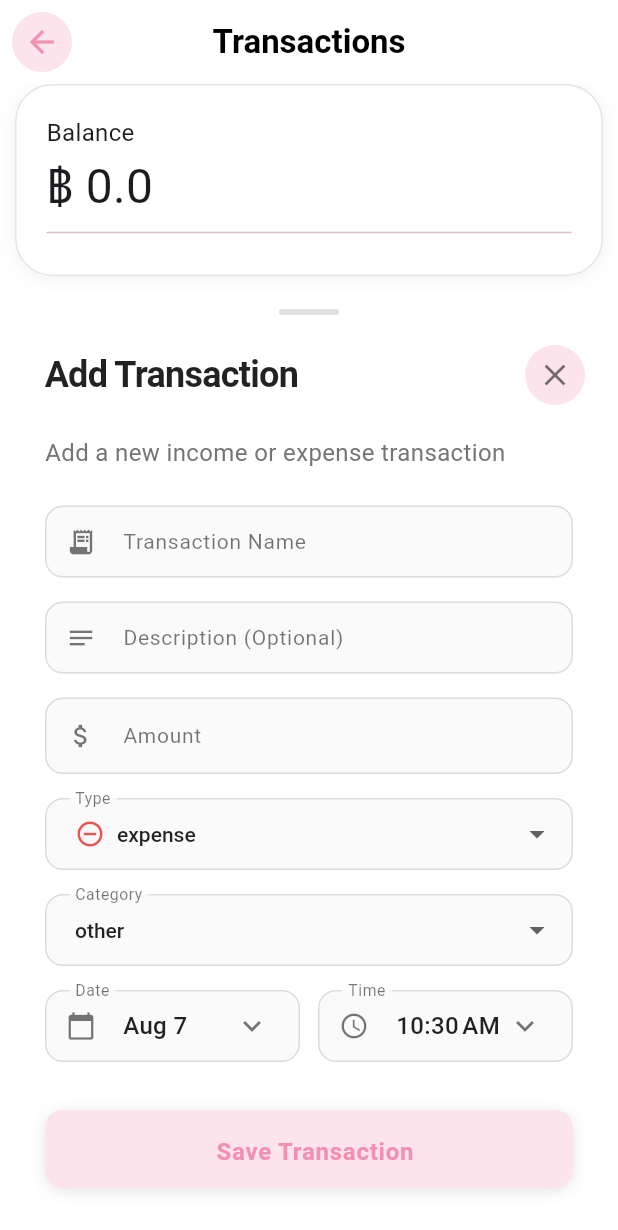
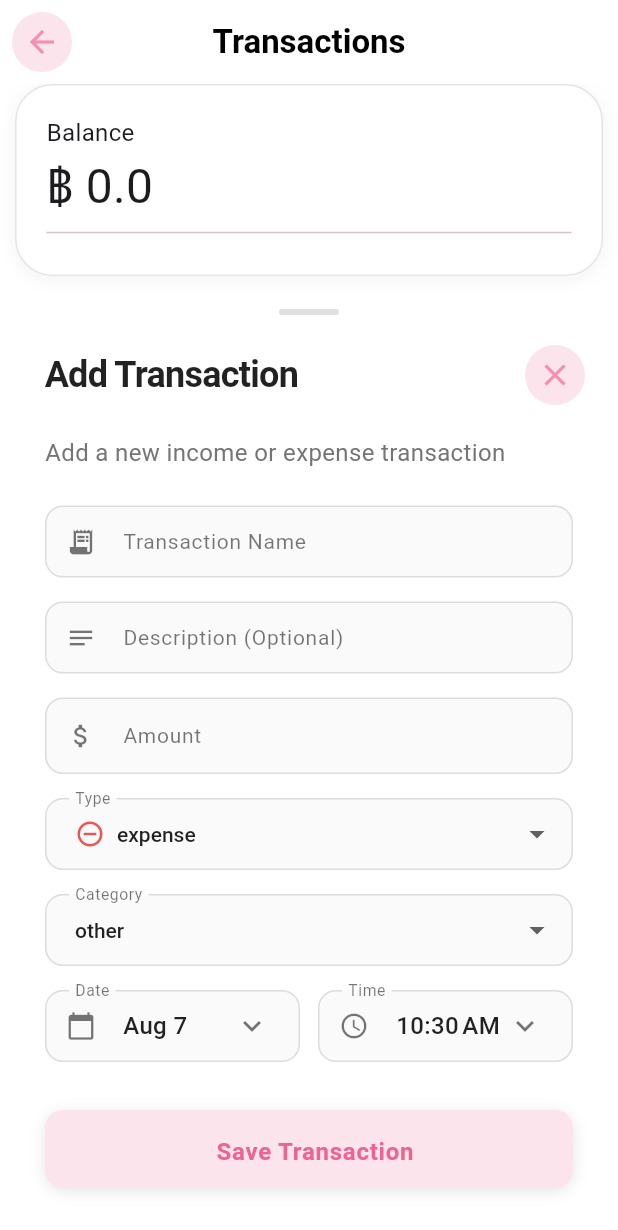
Before and after one commit to Apisit250aps/SavingQuests, a Flutter app: the TransactionsView screen opened directly, on a phone screen of 412 x 824 dp. Shown: the top 1230 px of the screen. Run offline on Flutter 3.47's test engine with Material 3 defaults, Android fonts, the phone set to English and light mode, and no system bars; our stand-ins replace get, google_fonts, hive, hive_flutter, phosphor_flutter; accounts and stored records are empty; Roboto replaces fonts that are missing (Itim).

Commit message:
fix: unknown

```diff
--- a/lib/components/app/transaction/transaction_form.dart
+++ b/lib/components/app/transaction/transaction_form.dart
@@ -169,6 +169,7 @@ class TransactionFormController extends GetxController {
     if (isEditMode) {
       Get.dialog(
         AlertDialog(
+          backgroundColor: Colors.white,
           title: const Text('Delete Transaction'),
           content: const Text(
             'Are you sure you want to delete this transaction? This action cannot be undone.',
@@ -179,7 +180,7 @@ class TransactionFormController extends GetxController {
           actions: [
             TextButton(
               onPressed: () => Get.back(),
-              child: const Text('Cancel'),
+              child: Text('Cancel', style: TextStyle(color: Colors.black)),
             ),
             ElevatedButton(
               onPressed: () {
@@ -272,7 +273,7 @@ class TransactionForm extends StatelessWidget {
                 if (controller.isEditMode)
                   IconButton(
                     onPressed: controller.deleteTransaction,
-                    icon: const Icon(Icons.delete, color: Colors.red),
+                    icon: Icon(Icons.delete, color: Colors.pink[500]),
                     padding: const EdgeInsets.all(8),
                   ),
                 IconButton(
@@ -280,7 +281,7 @@ class TransactionForm extends StatelessWidget {
                     Get.delete<TransactionFormController>();
                     Get.back();
                   },
-                  icon: const Icon(Icons.close, color: Colors.black54),
+                  icon: Icon(Icons.close, color: Colors.pink[200]),
                   padding: const EdgeInsets.all(8),
                 ),
               ],
@@ -538,7 +539,7 @@ class TransactionForm extends StatelessWidget {
                         onPressed: controller.submitForm,
                         style: ElevatedButton.styleFrom(
                           backgroundColor: Colors.pink[50],
-                          foregroundColor: Colors.pink[200],
+                          foregroundColor: Colors.pink[300],
                           elevation: 0,
                           shape: RoundedRectangleBorder(
                             borderRadius: BorderRadius.circular(12),
@@ -548,7 +549,6 @@ class TransactionForm extends StatelessWidget {
                         child: Row(
                           mainAxisAlignment: MainAxisAlignment.center,
                           children: [
-
                             const SizedBox(width: 8),
                             Text(
                               controller.isEditMode
--- a/pubspec.yaml
+++ b/pubspec.yaml
@@ -16,7 +16,7 @@ publish_to: 'none' # Remove this line if you wish to publish to pub.dev
 # https://developer.apple.com/library/archive/documentation/General/Reference/InfoPlistKeyReference/Articles/CoreFoundationKeys.html
 # In Windows, build-name is used as the major, minor, and patch parts
 # of the product and file versions while build-number is used as the build suffix.
-version: 1.0.1+1
+version: 1.0.2+1
 
 environment:
   sdk: ^3.7.0
```
